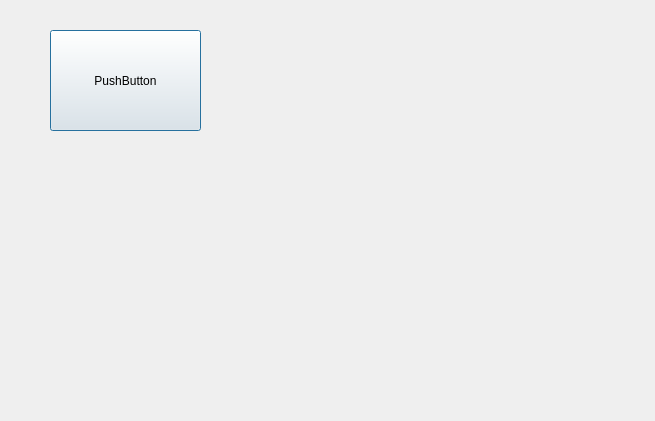
This is addmoney.ui in Barsh4ec/Authorization as Qt 5 draws it before an edit. The edited form follows.
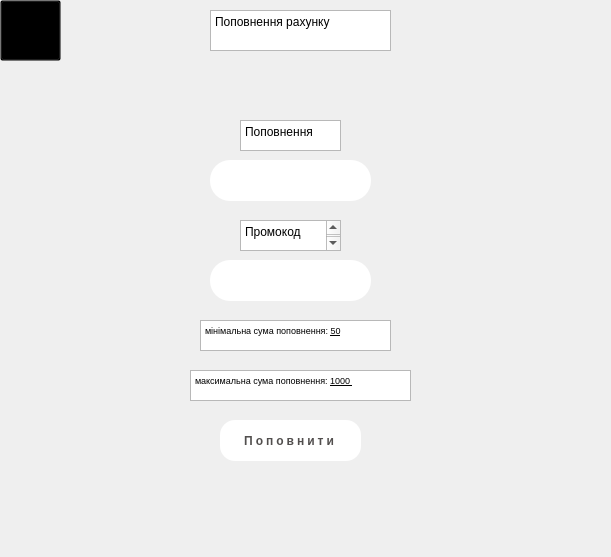
This is the edited form. Icons and pictures are not drawn.

Diff of the .ui file:
```diff
--- a/addmoney.ui
+++ b/addmoney.ui
@@ -6,24 +6,244 @@
    <rect>
     <x>0</x>
     <y>0</y>
-    <width>655</width>
-    <height>421</height>
+    <width>611</width>
+    <height>557</height>
    </rect>
   </property>
   <property name="windowTitle">
    <string>Dialog</string>
   </property>
-  <widget class="QPushButton" name="back_to_main">
+  <widget class="QTextEdit" name="textEdit">
    <property name="geometry">
     <rect>
-     <x>50</x>
-     <y>30</y>
-     <width>151</width>
-     <height>101</height>
+     <x>210</x>
+     <y>10</y>
+     <width>181</width>
+     <height>41</height>
     </rect>
    </property>
+   <property name="html">
+    <string>&lt;!DOCTYPE HTML PUBLIC &quot;-//W3C//DTD HTML 4.0//EN&quot; &quot;http://www.w3.org/TR/REC-html40/strict.dtd&quot;&gt;
+&lt;html&gt;&lt;head&gt;&lt;meta name=&quot;qrichtext&quot; content=&quot;1&quot; /&gt;&lt;meta charset=&quot;utf-8&quot; /&gt;&lt;style type=&quot;text/css&quot;&gt;
+p, li { white-space: pre-wrap; }
+&lt;/style&gt;&lt;/head&gt;&lt;body style=&quot; font-family:'Segoe UI'; font-size:9pt; font-weight:400; font-style:normal;&quot;&gt;
+&lt;p style=&quot; margin-top:0px; margin-bottom:0px; margin-left:0px; margin-right:0px; -qt-block-indent:0; text-indent:0px;&quot;&gt;Поповнення рахунку&lt;/p&gt;
+&lt;p align=&quot;center&quot; style=&quot;-qt-paragraph-type:empty; margin-top:0px; margin-bottom:0px; margin-left:0px; margin-right:0px; -qt-block-indent:0; text-indent:0px;&quot;&gt;&lt;br /&gt;&lt;/p&gt;&lt;/body&gt;&lt;/html&gt;</string>
+   </property>
+  </widget>
+  <widget class="QPushButton" name="pushButton">
+   <property name="geometry">
+    <rect>
+     <x>200</x>
+     <y>410</y>
+     <width>181</width>
+     <height>61</height>
+    </rect>
+   </property>
+   <property name="styleSheet">
+    <string notr="true">QPushButton {
+border-radius: 10px;
+  text-decoration: none;
+  width: 140px;
+  height: 45px;
+  line-height: 45px;
+  border-radius: 45px;
+  margin: 10px 20px;
+
+
+  text-transform: uppercase;
+  text-align: center;
+  letter-spacing: 3px;
+  font-weight: 600;
+  color: #524f4e;
+  background: white;
+border-radius: 15px;
+}
+QPushButton:hover {
+border-radius: 15px;
+  background: #2EE59D;
+  color: white;
+}</string>
+   </property>
    <property name="text">
-    <string>PushButton</string>
+    <string>Поповнити</string>
+   </property>
+  </widget>
+  <widget class="QTextEdit" name="textEdit_2">
+   <property name="geometry">
+    <rect>
+     <x>240</x>
+     <y>120</y>
+     <width>101</width>
+     <height>31</height>
+    </rect>
+   </property>
+   <property name="html">
+    <string>&lt;!DOCTYPE HTML PUBLIC &quot;-//W3C//DTD HTML 4.0//EN&quot; &quot;http://www.w3.org/TR/REC-html40/strict.dtd&quot;&gt;
+&lt;html&gt;&lt;head&gt;&lt;meta name=&quot;qrichtext&quot; content=&quot;1&quot; /&gt;&lt;meta charset=&quot;utf-8&quot; /&gt;&lt;style type=&quot;text/css&quot;&gt;
+p, li { white-space: pre-wrap; }
+&lt;/style&gt;&lt;/head&gt;&lt;body style=&quot; font-family:'Segoe UI'; font-size:9pt; font-weight:400; font-style:normal;&quot;&gt;
+&lt;p style=&quot; margin-top:0px; margin-bottom:0px; margin-left:0px; margin-right:0px; -qt-block-indent:0; text-indent:0px;&quot;&gt;Поповнення&lt;/p&gt;&lt;/body&gt;&lt;/html&gt;</string>
+   </property>
+  </widget>
+  <widget class="QTextEdit" name="textEdit_5">
+   <property name="geometry">
+    <rect>
+     <x>190</x>
+     <y>370</y>
+     <width>221</width>
+     <height>31</height>
+    </rect>
+   </property>
+   <property name="html">
+    <string>&lt;!DOCTYPE HTML PUBLIC &quot;-//W3C//DTD HTML 4.0//EN&quot; &quot;http://www.w3.org/TR/REC-html40/strict.dtd&quot;&gt;
+&lt;html&gt;&lt;head&gt;&lt;meta name=&quot;qrichtext&quot; content=&quot;1&quot; /&gt;&lt;meta charset=&quot;utf-8&quot; /&gt;&lt;style type=&quot;text/css&quot;&gt;
+p, li { white-space: pre-wrap; }
+&lt;/style&gt;&lt;/head&gt;&lt;body style=&quot; font-family:'Segoe UI'; font-size:9pt; font-weight:400; font-style:normal;&quot;&gt;
+&lt;p style=&quot; margin-top:0px; margin-bottom:0px; margin-left:0px; margin-right:0px; -qt-block-indent:0; text-indent:0px;&quot;&gt;&lt;span style=&quot; font-size:7pt;&quot;&gt;максимальна сума поповнення: &lt;/span&gt;&lt;span style=&quot; font-size:7pt; text-decoration: underline;&quot;&gt;1000 &lt;/span&gt;&lt;/p&gt;&lt;/body&gt;&lt;/html&gt;</string>
+   </property>
+  </widget>
+  <widget class="QLabel" name="label">
+   <property name="geometry">
+    <rect>
+     <x>400</x>
+     <y>10</y>
+     <width>31</width>
+     <height>41</height>
+    </rect>
+   </property>
+   <property name="text">
+    <string/>
+   </property>
+   <property name="pixmap">
+    <pixmap>C:/Users/vikto/Downloads/Telegram Desktop/money (2).png</pixmap>
+   </property>
+  </widget>
+  <widget class="QPushButton" name="pushButton_2">
+   <property name="geometry">
+    <rect>
+     <x>0</x>
+     <y>0</y>
+     <width>61</width>
+     <height>61</height>
+    </rect>
+   </property>
+   <property name="styleSheet">
+    <string notr="true">QPushButton{
+	background: transparent;
+	background-image: url(:/resources/png/Icon60x60.png);
+}
+
+QPushButton:hover {
+	background: transparent;
+	background-image: url(:/resources/png/IconGr60x60.png);
+}</string>
+   </property>
+   <property name="text">
+    <string/>
+   </property>
+  </widget>
+  <widget class="QTextEdit" name="textEdit_4">
+   <property name="geometry">
+    <rect>
+     <x>200</x>
+     <y>320</y>
+     <width>191</width>
+     <height>31</height>
+    </rect>
+   </property>
+   <property name="html">
+    <string>&lt;!DOCTYPE HTML PUBLIC &quot;-//W3C//DTD HTML 4.0//EN&quot; &quot;http://www.w3.org/TR/REC-html40/strict.dtd&quot;&gt;
+&lt;html&gt;&lt;head&gt;&lt;meta name=&quot;qrichtext&quot; content=&quot;1&quot; /&gt;&lt;meta charset=&quot;utf-8&quot; /&gt;&lt;style type=&quot;text/css&quot;&gt;
+p, li { white-space: pre-wrap; }
+&lt;/style&gt;&lt;/head&gt;&lt;body style=&quot; font-family:'Segoe UI'; font-size:9pt; font-weight:400; font-style:normal;&quot;&gt;
+&lt;p style=&quot; margin-top:0px; margin-bottom:0px; margin-left:0px; margin-right:0px; -qt-block-indent:0; text-indent:0px;&quot;&gt;&lt;span style=&quot; font-size:7pt;&quot;&gt;мінімальна сума поповнення: &lt;/span&gt;&lt;span style=&quot; font-size:7pt; text-decoration: underline;&quot;&gt;50&lt;/span&gt;&lt;/p&gt;&lt;/body&gt;&lt;/html&gt;</string>
+   </property>
+  </widget>
+  <widget class="QTextEdit" name="textEdit_3">
+   <property name="geometry">
+    <rect>
+     <x>240</x>
+     <y>220</y>
+     <width>101</width>
+     <height>31</height>
+    </rect>
+   </property>
+   <property name="html">
+    <string>&lt;!DOCTYPE HTML PUBLIC &quot;-//W3C//DTD HTML 4.0//EN&quot; &quot;http://www.w3.org/TR/REC-html40/strict.dtd&quot;&gt;
+&lt;html&gt;&lt;head&gt;&lt;meta name=&quot;qrichtext&quot; content=&quot;1&quot; /&gt;&lt;meta charset=&quot;utf-8&quot; /&gt;&lt;style type=&quot;text/css&quot;&gt;
+p, li { white-space: pre-wrap; }
+&lt;/style&gt;&lt;/head&gt;&lt;body style=&quot; font-family:'Segoe UI'; font-size:9pt; font-weight:400; font-style:normal;&quot;&gt;
+&lt;p style=&quot; margin-top:0px; margin-bottom:0px; margin-left:0px; margin-right:0px; -qt-block-indent:0; text-indent:0px;&quot;&gt;Промокод&lt;/p&gt;
+&lt;p style=&quot;-qt-paragraph-type:empty; margin-top:0px; margin-bottom:0px; margin-left:0px; margin-right:0px; -qt-block-indent:0; text-indent:0px;&quot;&gt;&lt;br /&gt;&lt;/p&gt;&lt;/body&gt;&lt;/html&gt;</string>
+   </property>
+  </widget>
+  <widget class="QLineEdit" name="lineEdit">
+   <property name="geometry">
+    <rect>
+     <x>210</x>
+     <y>260</y>
+     <width>161</width>
+     <height>41</height>
+    </rect>
+   </property>
+   <property name="styleSheet">
+    <string notr="true">QLineEdit {
+    border: 2px sold #2EE59D;
+	border-radius: 20px;
+	color: #524f4e;
+	padding-left: 20px;
+	padding-right: 20px;
+	background-color: white;
+}
+QLineEdit:hover {
+	border: 2px solid #2EE59D;
+}
+QLinneEdit:focus {
+	border: 2px solid #2EE59D
+}</string>
+   </property>
+  </widget>
+  <widget class="QLineEdit" name="lineEdit_2">
+   <property name="geometry">
+    <rect>
+     <x>210</x>
+     <y>160</y>
+     <width>161</width>
+     <height>41</height>
+    </rect>
+   </property>
+   <property name="styleSheet">
+    <string notr="true">QLineEdit {
+    border: 2px sold #2EE59D;
+	border-radius: 20px;
+	color: #524f4e;
+	padding-left: 20px;
+	padding-right: 20px;
+	background-color: white;
+}
+QLineEdit:hover {
+	border: 2px solid #2EE59D;
+}
+QLinneEdit:focus {
+	border: 2px solid #2EE59D
+}</string>
+   </property>
+  </widget>
+  <widget class="QLabel" name="label_2">
+   <property name="geometry">
+    <rect>
+     <x>170</x>
+     <y>10</y>
+     <width>31</width>
+     <height>41</height>
+    </rect>
+   </property>
+   <property name="text">
+    <string/>
+   </property>
+   <property name="pixmap">
+    <pixmap>C:/Users/vikto/Downloads/Telegram Desktop/money (2).png</pixmap>
    </property>
   </widget>
  </widget>
```
